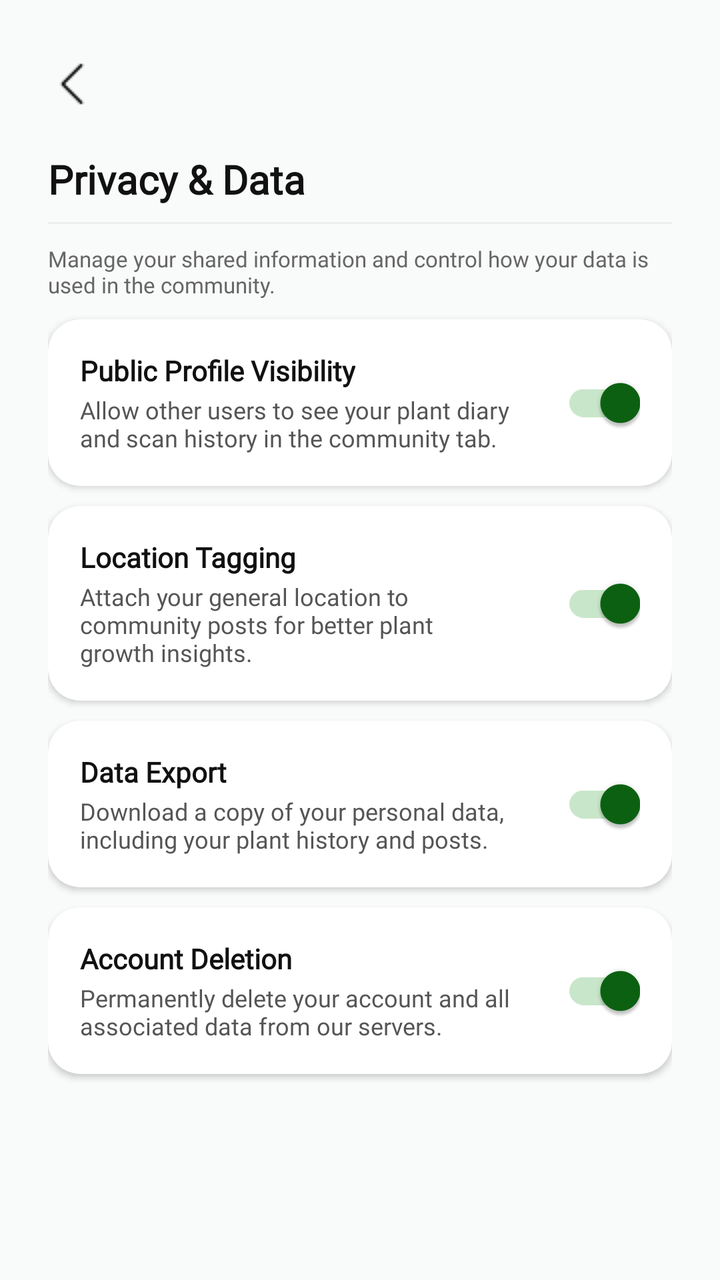
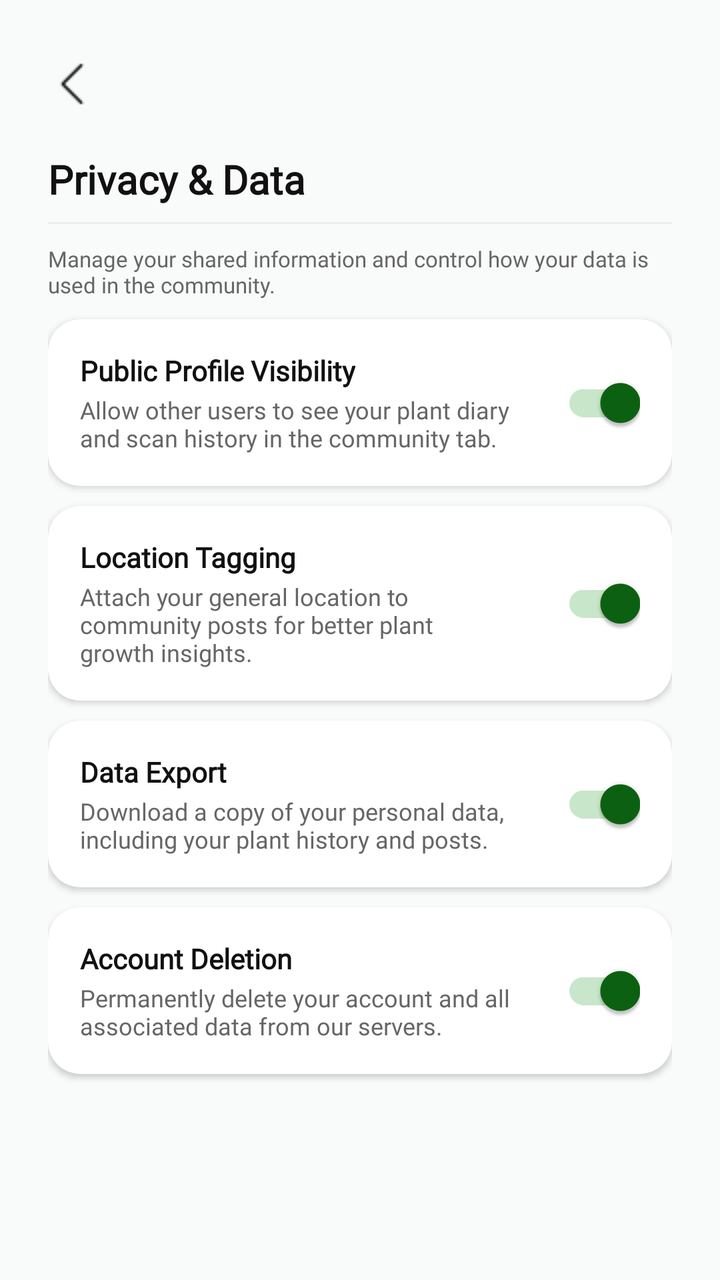

Before-and-after screenshots of an Android layout around one commit, followed by the original layout XML and the change that was made.
<!-- AndroidManifest.xml: application theme Theme.SmartGrow -->
<!-- res/layout/fragment_privacy_data.xml -->
<?xml version="1.0" encoding="utf-8"?>
<ScrollView xmlns:android="http://schemas.android.com/apk/res/android"
    xmlns:app="http://schemas.android.com/apk/res-auto"
    android:id="@+id/layout_privacy_data"
    android:layout_width="match_parent"
    android:layout_height="match_parent"
    android:fillViewport="true"
    android:background="#F9FAFA">

    <androidx.constraintlayout.widget.ConstraintLayout
        android:layout_width="match_parent"
        android:layout_height="wrap_content"
        android:padding="24dp">

        <ImageView
            android:id="@+id/btn_back_privacy_data"
            android:layout_width="wrap_content"
            android:layout_height="36dp"
            android:background="?attr/selectableItemBackgroundBorderless"
            android:clickable="true"
            android:focusable="true"
            android:src="@drawable/ic_back"
            app:layout_constraintStart_toStartOf="parent"
            app:layout_constraintTop_toTopOf="parent"
            android:contentDescription="Go back" />

        <TextView
            android:id="@+id/tv_privacy_data_title"
            android:layout_width="wrap_content"
            android:layout_height="wrap_content"
            android:layout_marginTop="16dp"
            android:text="Privacy &amp; Data"
            android:textColor="#111111"
            android:textSize="20sp"
            android:textStyle="bold"
            android:fontFamily="@font/poppins"
            app:layout_constraintStart_toStartOf="parent"
            app:layout_constraintTop_toBottomOf="@id/btn_back_privacy_data" />

        <View
            android:id="@+id/header_divider"
            android:layout_width="match_parent"
            android:layout_height="1dp"
            android:background="#EEEEEE"
            android:layout_marginTop="8dp"
            app:layout_constraintTop_toBottomOf="@id/tv_privacy_data_title"/>

        <TextView
            android:id="@+id/tv_privacy_subtitle"
            android:layout_width="match_parent"
            android:layout_height="wrap_content"
            android:layout_marginTop="10dp"
            android:text="Manage your shared information and control how your data is used in the community."
            android:textColor="#666666"
            android:textSize="11sp"
            android:fontFamily="@font/poppins"
            app:layout_constraintTop_toBottomOf="@id/header_divider" />



        <com.google.android.material.card.MaterialCardView
            android:id="@+id/card_profile_visibility"
            android:layout_width="match_parent"
            android:layout_height="wrap_content"
            android:layout_marginBottom="12dp"
            app:cardBackgroundColor="#FFFFFF"
            app:cardCornerRadius="16dp"
            app:strokeWidth="0dp"
            android:layout_marginTop="10dp"
            app:cardElevation="2dp"
            app:layout_constraintTop_toBottomOf="@id/tv_privacy_subtitle">

            <androidx.constraintlayout.widget.ConstraintLayout
                android:layout_width="match_parent"
                android:layout_height="wrap_content"
                android:padding="16dp">

                <TextView
                    android:id="@+id/lbl_profile_visibility"
                    android:layout_width="wrap_content"
                    android:layout_height="wrap_content"
                    android:layout_marginTop="24dp"
                    android:text="Public Profile Visibility"
                    android:textColor="#111111"
                    android:textSize="14sp"
                    android:textStyle="bold"
                    android:fontFamily="@font/poppins"
                    app:layout_constraintStart_toStartOf="parent" />

                <TextView
                    android:layout_width="0dp"
                    android:layout_height="wrap_content"
                    android:layout_marginTop="2dp"
                    android:text="Allow other users to see your plant diary and scan history in the community tab."
                    android:textColor="#555555"
                    android:textSize="12sp"
                    android:fontFamily="@font/poppins"
                    app:layout_constraintStart_toStartOf="parent"
                    app:layout_constraintTop_toBottomOf="@id/lbl_profile_visibility"
                    app:layout_constraintBottom_toBottomOf="parent"
                    app:layout_constraintEnd_toStartOf="@id/switch_visibility"
                    android:layout_marginEnd="16dp" />

                <androidx.appcompat.widget.SwitchCompat
                    android:id="@+id/switch_visibility"
                    android:layout_width="wrap_content"
                    android:layout_height="wrap_content"
                    android:checked="true"
                    app:thumbTint="#0C6211"
                    app:trackTint="#C8E6C9"
                    app:layout_constraintEnd_toEndOf="parent"
                    app:layout_constraintTop_toTopOf="parent"
                    app:layout_constraintBottom_toBottomOf="parent" />
            </androidx.constraintlayout.widget.ConstraintLayout>
        </com.google.android.material.card.MaterialCardView>



        <com.google.android.material.card.MaterialCardView
            android:id="@+id/card_location_tagging"
            android:layout_width="match_parent"
            android:layout_height="wrap_content"
            android:layout_marginBottom="12dp"
            app:cardBackgroundColor="#FFFFFF"
            app:cardCornerRadius="16dp"
            app:strokeWidth="0dp"
            android:layout_marginTop="10dp"
            app:cardElevation="2dp"
            app:layout_constraintTop_toBottomOf="@id/card_profile_visibility">

            <androidx.constraintlayout.widget.ConstraintLayout
                android:layout_width="match_parent"
                android:layout_height="wrap_content"
                android:padding="16dp">

                <TextView
                    android:id="@+id/lbl_location_tagging"
                    android:layout_width="wrap_content"
                    android:layout_height="wrap_content"
                    android:layout_marginTop="16dp"
                    android:text="Location Tagging"
                    android:textColor="#111111"
                    android:textSize="14sp"
                    android:textStyle="bold"
                    android:fontFamily="@font/poppins"
                    app:layout_constraintStart_toStartOf="parent" />

                <TextView
                    android:layout_width="0dp"
                    android:layout_height="wrap_content"
                    android:layout_marginTop="2dp"
                    android:text="Attach your general location to community posts for better plant growth insights."
                    android:textColor="#555555"
                    android:textSize="12sp"
                    android:fontFamily="@font/poppins"
                    app:layout_constraintStart_toStartOf="parent"
                    app:layout_constraintTop_toBottomOf="@id/lbl_location_tagging"
                    app:layout_constraintBottom_toBottomOf="parent"
                    app:layout_constraintEnd_toStartOf="@id/switch_location"
                    android:layout_marginEnd="16dp" />

                <androidx.appcompat.widget.SwitchCompat
                    android:id="@+id/switch_location"
                    android:layout_width="wrap_content"
                    android:layout_height="wrap_content"
                    android:checked="true"
                    app:thumbTint="#0C6211"
                    app:trackTint="#C8E6C9"
                    app:layout_constraintEnd_toEndOf="parent"
                    app:layout_constraintTop_toTopOf="parent"
                    app:layout_constraintBottom_toBottomOf="parent" />
            </androidx.constraintlayout.widget.ConstraintLayout>
        </com.google.android.material.card.MaterialCardView>



        <com.google.android.material.card.MaterialCardView
            android:id="@+id/card_data_export"
            android:layout_width="match_parent"
            android:layout_height="wrap_content"
            android:layout_marginBottom="12dp"
            app:cardBackgroundColor="#FFFFFF"
            app:cardCornerRadius="16dp"
            app:strokeWidth="0dp"
            android:layout_marginTop="10dp"
            app:cardElevation="2dp"
            app:layout_constraintTop_toBottomOf="@+id/card_location_tagging">

            <androidx.constraintlayout.widget.ConstraintLayout
                android:layout_width="match_parent"
                android:layout_height="wrap_content"
                android:padding="16dp">

                <TextView
                    android:id="@+id/lbl_data_export"
                    android:layout_width="wrap_content"
                    android:layout_height="wrap_content"
                    android:layout_marginTop="16dp"
                    android:text="Data Export"
                    android:textColor="#111111"
                    android:textSize="14sp"
                    android:textStyle="bold"
                    android:fontFamily="@font/poppins"
                    app:layout_constraintStart_toStartOf="parent" />

                <TextView
                    android:layout_width="0dp"
                    android:layout_height="wrap_content"
                    android:layout_marginTop="2dp"
                    android:text="Download a copy of your personal data, including your plant history and posts."
                    android:textColor="#555555"
                    android:textSize="12sp"
                    android:fontFamily="@font/poppins"
                    app:layout_constraintStart_toStartOf="parent"
                    app:layout_constraintTop_toBottomOf="@id/lbl_data_export"
                    app:layout_constraintBottom_toBottomOf="parent"
                    app:layout_constraintEnd_toStartOf="@id/switch_export"
                    android:layout_marginEnd="16dp" />

                <androidx.appcompat.widget.SwitchCompat
                    android:id="@+id/switch_export"
                    android:layout_width="wrap_content"
                    android:layout_height="wrap_content"
                    android:checked="true"
                    app:thumbTint="#0C6211"
                    app:trackTint="#C8E6C9"
                    app:layout_constraintEnd_toEndOf="parent"
                    app:layout_constraintTop_toTopOf="parent"
                    app:layout_constraintBottom_toBottomOf="parent" />
            </androidx.constraintlayout.widget.ConstraintLayout>
        </com.google.android.material.card.MaterialCardView>


        <com.google.android.material.card.MaterialCardView
            android:id="@+id/card_account_deletion"
            android:layout_width="match_parent"
            android:layout_height="wrap_content"
            android:layout_marginBottom="12dp"
            app:cardBackgroundColor="#FFFFFF"
            app:cardCornerRadius="16dp"
            app:strokeWidth="0dp"
            android:layout_marginTop="10dp"
            app:cardElevation="2dp"
            app:layout_constraintTop_toBottomOf="@id/card_data_export">

            <androidx.constraintlayout.widget.ConstraintLayout
                android:layout_width="match_parent"
                android:layout_height="wrap_content"
                android:padding="16dp">

                <TextView
                    android:id="@+id/lbl_account_deletion"
                    android:layout_width="wrap_content"
                    android:layout_height="wrap_content"
                    android:layout_marginTop="16dp"
                    android:text="Account Deletion"
                    android:textColor="#111111"
                    android:textSize="14sp"
                    android:textStyle="bold"
                    android:fontFamily="@font/poppins"
                    app:layout_constraintStart_toStartOf="parent" />

                <TextView
                    android:layout_width="0dp"
                    android:layout_height="wrap_content"
                    android:layout_marginTop="2dp"
                    android:text="Permanently delete your account and all associated data from our servers."
                    android:textColor="#555555"
                    android:textSize="12sp"
                    android:fontFamily="@font/poppins"
                    app:layout_constraintStart_toStartOf="parent"
                    app:layout_constraintTop_toBottomOf="@id/lbl_account_deletion"
                    app:layout_constraintBottom_toBottomOf="parent"
                    app:layout_constraintEnd_toStartOf="@id/switch_deletion"
                    android:layout_marginEnd="16dp" />

                <androidx.appcompat.widget.SwitchCompat
                    android:id="@+id/switch_deletion"
                    android:layout_width="wrap_content"
                    android:layout_height="wrap_content"
                    android:checked="true"
                    app:thumbTint="#0C6211"
                    app:trackTint="#C8E6C9"
                    app:layout_constraintEnd_toEndOf="parent"
                    app:layout_constraintTop_toTopOf="parent"
                    app:layout_constraintBottom_toBottomOf="parent" />
            </androidx.constraintlayout.widget.ConstraintLayout>
        </com.google.android.material.card.MaterialCardView>

    </androidx.constraintlayout.widget.ConstraintLayout>
</ScrollView>
<!-- resources referenced by this layout -->
<resources>
  <!-- drawable ic_back: png bitmap (drawable, 215 bytes) -->
  <style name="Theme.SmartGrow" parent="Base.Theme.SmartGrow" />
  <style name="Base.Theme.SmartGrow" parent="Theme.Material3.DayNight.NoActionBar">
          <item name="android:windowBackground">@android:color/white</item>
          <item name="android:windowDisablePreview">true</item>
  
          
          <item name="android:statusBarColor">#FFFFFF</item>
          <item name="android:windowLightStatusBar">true</item>
  
          
          <item name="android:navigationBarColor">#FFFFFF</item>
          <item name="android:windowLightNavigationBar" tools:targetApi="o">true</item>
  
          <item name="android:windowDrawsSystemBarBackgrounds">true</item>
          <item name="android:windowTranslucentStatus">false</item>
          <item name="android:windowTranslucentNavigation">false</item>
      </style>
</resources>

<!-- the commit's change to res/layout/fragment_privacy_data.xml (unified diff, before → after) -->
@@ -5,7 +5,7 @@
     android:layout_width="match_parent"
     android:layout_height="match_parent"
     android:fillViewport="true"
-    android:background="#F9FAFA">
+    android:background="@color/background">
 
     <androidx.constraintlayout.widget.ConstraintLayout
         android:layout_width="match_parent"
@@ -22,6 +22,7 @@
             android:src="@drawable/ic_back"
             app:layout_constraintStart_toStartOf="parent"
             app:layout_constraintTop_toTopOf="parent"
+            app:tint="@color/text_primary"
             android:contentDescription="Go back" />
 
         <TextView
@@ -30,7 +31,7 @@
             android:layout_height="wrap_content"
             android:layout_marginTop="16dp"
             android:text="Privacy &amp; Data"
-            android:textColor="#111111"
+            android:textColor="@color/text_primary"
             android:textSize="20sp"
             android:textStyle="bold"
             android:fontFamily="@font/poppins"
@@ -41,7 +42,7 @@
             android:id="@+id/header_divider"
             android:layout_width="match_parent"
             android:layout_height="1dp"
-            android:background="#EEEEEE"
+            android:background="@color/divider"
             android:layout_marginTop="8dp"
             app:layout_constraintTop_toBottomOf="@id/tv_privacy_data_title"/>
 
@@ -51,7 +52,7 @@
             android:layout_height="wrap_content"
             android:layout_marginTop="10dp"
             android:text="Manage your shared information and control how your data is used in the community."
-            android:textColor="#666666"
+            android:textColor="@color/text_secondary"
             android:textSize="11sp"
             android:fontFamily="@font/poppins"
             app:layout_constraintTop_toBottomOf="@id/header_divider" />
@@ -63,7 +64,7 @@
             android:layout_width="match_parent"
             android:layout_height="wrap_content"
             android:layout_marginBottom="12dp"
-            app:cardBackgroundColor="#FFFFFF"
+            app:cardBackgroundColor="@color/card_background"
             app:cardCornerRadius="16dp"
             app:strokeWidth="0dp"
             android:layout_marginTop="10dp"
@@ -79,20 +80,20 @@
                     android:id="@+id/lbl_profile_visibility"
                     android:layout_width="wrap_content"
                     android:layout_height="wrap_content"
-                    android:layout_marginTop="24dp"
                     android:text="Public Profile Visibility"
-                    android:textColor="#111111"
-                    android:textSize="14sp"
-                    android:textStyle="bold"
-                    android:fontFamily="@font/poppins"
-                    app:layout_constraintStart_toStartOf="parent" />
+                    android:textColor="@color/text_primary"
+                    android:textSize="14sp"
+                    android:textStyle="bold"
+                    android:fontFamily="@font/poppins"
+                    app:layout_constraintStart_toStartOf="parent"
+                    app:layout_constraintTop_toTopOf="parent" />
 
                 <TextView
                     android:layout_width="0dp"
                     android:layout_height="wrap_content"
                     android:layout_marginTop="2dp"
                     android:text="Allow other users to see your plant diary and scan history in the community tab."
-                    android:textColor="#555555"
+                    android:textColor="@color/text_secondary"
                     android:textSize="12sp"
                     android:fontFamily="@font/poppins"
                     app:layout_constraintStart_toStartOf="parent"
@@ -106,8 +107,8 @@
                     android:layout_width="wrap_content"
                     android:layout_height="wrap_content"
                     android:checked="true"
-                    app:thumbTint="#0C6211"
-                    app:trackTint="#C8E6C9"
+                    app:thumbTint="@color/switch_thumb"
+                    app:trackTint="@color/switch_track"
                     app:layout_constraintEnd_toEndOf="parent"
                     app:layout_constraintTop_toTopOf="parent"
                     app:layout_constraintBottom_toBottomOf="parent" />
@@ -121,7 +122,7 @@
             android:layout_width="match_parent"
             android:layout_height="wrap_content"
             android:layout_marginBottom="12dp"
-            app:cardBackgroundColor="#FFFFFF"
+            app:cardBackgroundColor="@color/card_background"
             app:cardCornerRadius="16dp"
             app:strokeWidth="0dp"
             android:layout_marginTop="10dp"
@@ -137,20 +138,20 @@
                     android:id="@+id/lbl_location_tagging"
                     android:layout_width="wrap_content"
                     android:layout_height="wrap_content"
-                    android:layout_marginTop="16dp"
                     android:text="Location Tagging"
-                    android:textColor="#111111"
-                    android:textSize="14sp"
-                    android:textStyle="bold"
-                    android:fontFamily="@font/poppins"
-                    app:layout_constraintStart_toStartOf="parent" />
+                    android:textColor="@color/text_primary"
+                    android:textSize="14sp"
+                    android:textStyle="bold"
+                    android:fontFamily="@font/poppins"
+                    app:layout_constraintStart_toStartOf="parent"
+                    app:layout_constraintTop_toTopOf="parent" />
 
                 <TextView
                     android:layout_width="0dp"
                     android:layout_height="wrap_content"
                     android:layout_marginTop="2dp"
                     android:text="Attach your general location to community posts for better plant growth insights."
-                    android:textColor="#555555"
+                    android:textColor="@color/text_secondary"
                     android:textSize="12sp"
                     android:fontFamily="@font/poppins"
                     app:layout_constraintStart_toStartOf="parent"
@@ -164,8 +165,8 @@
                     android:layout_width="wrap_content"
                     android:layout_height="wrap_content"
                     android:checked="true"
-                    app:thumbTint="#0C6211"
-                    app:trackTint="#C8E6C9"
+                    app:thumbTint="@color/switch_thumb"
+                    app:trackTint="@color/switch_track"
                     app:layout_constraintEnd_toEndOf="parent"
                     app:layout_constraintTop_toTopOf="parent"
                     app:layout_constraintBottom_toBottomOf="parent" />
@@ -179,7 +180,7 @@
             android:layout_width="match_parent"
             android:layout_height="wrap_content"
             android:layout_marginBottom="12dp"
-            app:cardBackgroundColor="#FFFFFF"
+            app:cardBackgroundColor="@color/card_background"
             app:cardCornerRadius="16dp"
             app:strokeWidth="0dp"
             android:layout_marginTop="10dp"
@@ -195,20 +196,20 @@
                     android:id="@+id/lbl_data_export"
                     android:layout_width="wrap_content"
                     android:layout_height="wrap_content"
-                    android:layout_marginTop="16dp"
                     android:text="Data Export"
-                    android:textColor="#111111"
-                    android:textSize="14sp"
-                    android:textStyle="bold"
-                    android:fontFamily="@font/poppins"
-                    app:layout_constraintStart_toStartOf="parent" />
+                    android:textColor="@color/text_primary"
+                    android:textSize="14sp"
+                    android:textStyle="bold"
+                    android:fontFamily="@font/poppins"
+                    app:layout_constraintStart_toStartOf="parent"
+                    app:layout_constraintTop_toTopOf="parent" />
 
                 <TextView
                     android:layout_width="0dp"
                     android:layout_height="wrap_content"
                     android:layout_marginTop="2dp"
                     android:text="Download a copy of your personal data, including your plant history and posts."
-                    android:textColor="#555555"
+                    android:textColor="@color/text_secondary"
                     android:textSize="12sp"
                     android:fontFamily="@font/poppins"
                     app:layout_constraintStart_toStartOf="parent"
@@ -222,8 +223,8 @@
                     android:layout_width="wrap_content"
                     android:layout_height="wrap_content"
                     android:checked="true"
-                    app:thumbTint="#0C6211"
-                    app:trackTint="#C8E6C9"
+                    app:thumbTint="@color/switch_thumb"
+                    app:trackTint="@color/switch_track"
                     app:layout_constraintEnd_toEndOf="parent"
                     app:layout_constraintTop_toTopOf="parent"
                     app:layout_constraintBottom_toBottomOf="parent" />
@@ -236,7 +237,7 @@
             android:layout_width="match_parent"
             android:layout_height="wrap_content"
             android:layout_marginBottom="12dp"
-            app:cardBackgroundColor="#FFFFFF"
+            app:cardBackgroundColor="@color/card_background"
             app:cardCornerRadius="16dp"
             app:strokeWidth="0dp"
             android:layout_marginTop="10dp"
@@ -252,20 +253,20 @@
                     android:id="@+id/lbl_account_deletion"
                     android:layout_width="wrap_content"
                     android:layout_height="wrap_content"
-                    android:layout_marginTop="16dp"
                     android:text="Account Deletion"
-                    android:textColor="#111111"
-                    android:textSize="14sp"
-                    android:textStyle="bold"
-                    android:fontFamily="@font/poppins"
-                    app:layout_constraintStart_toStartOf="parent" />
+                    android:textColor="@color/text_primary"
+                    android:textSize="14sp"
+                    android:textStyle="bold"
+                    android:fontFamily="@font/poppins"
+                    app:layout_constraintStart_toStartOf="parent"
+                    app:layout_constraintTop_toTopOf="parent" />
 
                 <TextView
                     android:layout_width="0dp"
                     android:layout_height="wrap_content"
                     android:layout_marginTop="2dp"
                     android:text="Permanently delete your account and all associated data from our servers."
-                    android:textColor="#555555"
+                    android:textColor="@color/text_secondary"
                     android:textSize="12sp"
                     android:fontFamily="@font/poppins"
                     app:layout_constraintStart_toStartOf="parent"
@@ -279,8 +280,8 @@
                     android:layout_width="wrap_content"
                     android:layout_height="wrap_content"
                     android:checked="true"
-                    app:thumbTint="#0C6211"
-                    app:trackTint="#C8E6C9"
+                    app:thumbTint="@color/switch_thumb"
+                    app:trackTint="@color/switch_track"
                     app:layout_constraintEnd_toEndOf="parent"
                     app:layout_constraintTop_toTopOf="parent"
                     app:layout_constraintBottom_toBottomOf="parent" />
<!-- resource entries referenced after the edit -->
@@ -1,17 +1,24 @@
 <!-- resources referenced by this layout -->
 <resources>
+  <color name="background">#F9FAFA</color>
+  <color name="card_background">#FFFFFF</color>
+  <color name="divider">#EEEEEE</color>
+  <color name="switch_thumb">#0C6211</color>
+  <color name="switch_track">#C8E6C9</color>
+  <color name="text_primary">#111111</color>
+  <color name="text_secondary">#666666</color>
   <!-- drawable ic_back: png bitmap (drawable, 215 bytes) -->
   <style name="Theme.SmartGrow" parent="Base.Theme.SmartGrow" />
   <style name="Base.Theme.SmartGrow" parent="Theme.Material3.DayNight.NoActionBar">
-          <item name="android:windowBackground">@android:color/white</item>
+          <item name="android:windowBackground">@color/background</item>
           <item name="android:windowDisablePreview">true</item>
   
           
-          <item name="android:statusBarColor">#FFFFFF</item>
+          <item name="android:statusBarColor">@color/background</item>
           <item name="android:windowLightStatusBar">true</item>
   
           
-          <item name="android:navigationBarColor">#FFFFFF</item>
+          <item name="android:navigationBarColor">@color/background</item>
           <item name="android:windowLightNavigationBar" tools:targetApi="o">true</item>
   
           <item name="android:windowDrawsSystemBarBackgrounds">true</item>
